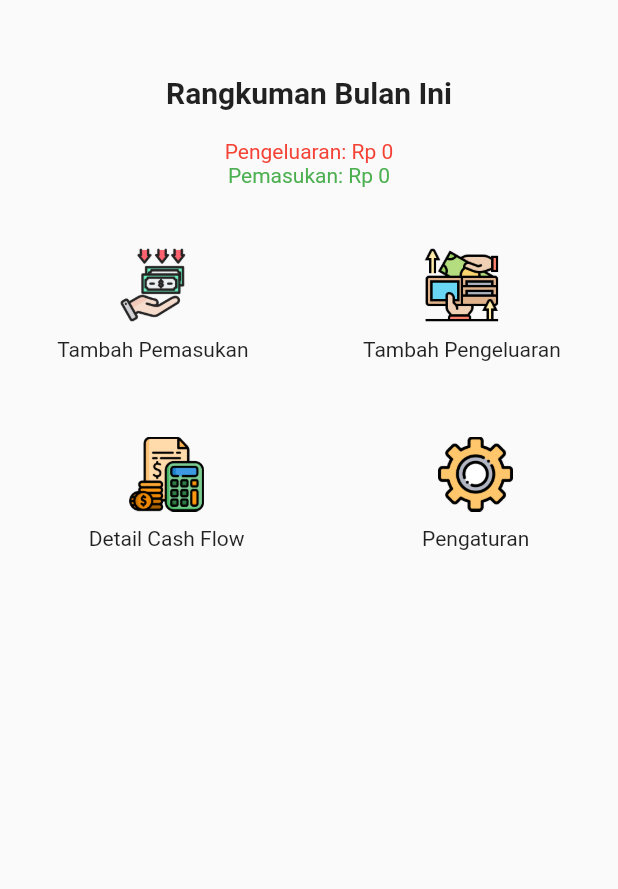
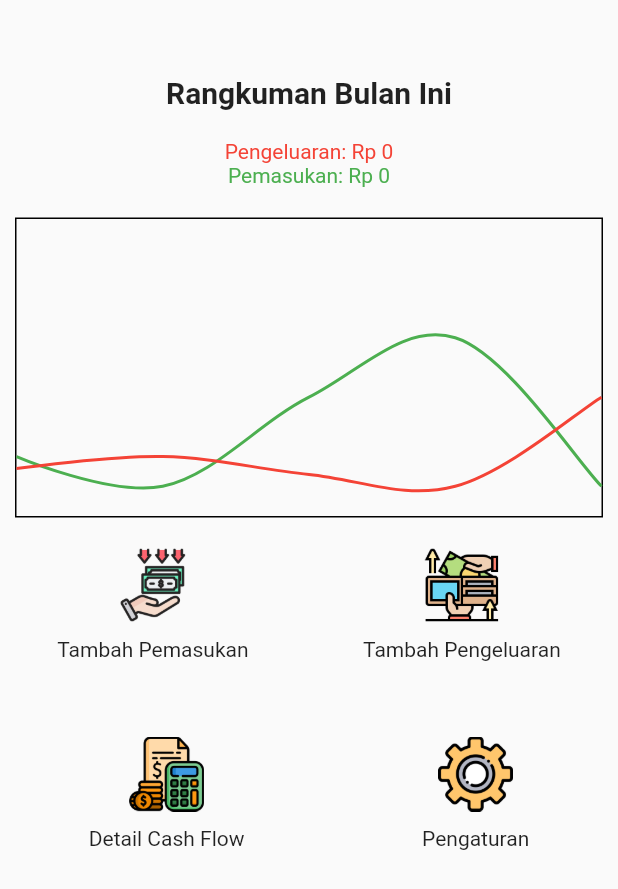
Before and after one commit to VindiSovia/kas_bkn, a Flutter app: the HomePage screen opened by its route, on a phone screen of 412 x 824 dp. Shown: the top 889 px of the screen. Run offline on Flutter 3.47's test engine with Material 2 defaults, Android fonts, the light colour scheme and no system bars; drawn by our look-alikes of fl_chart; our stand-ins replace drift, sqflite; accounts and stored records are empty.

Commit message:
Pembenaran halaman Beranda

```diff
--- a/lib/pages/Beranda.dart
+++ b/lib/pages/Beranda.dart
@@ -66,40 +66,49 @@ class _HomePageState extends State<HomePage> {
             SizedBox(
               height: 20,
             ),
-            // Container(
-            //   margin: EdgeInsets.only(left: 10, right: 10),
-            //   width: MediaQuery.of(context).size.width,
-            //   height: 200,
-            //   child: LineChart(LineChartData(
-            //       gridData: FlGridData(show: false),
-            //       titlesData: FlTitlesData(show: false),
-            //       borderData: FlBorderData(
-            //           show: true,
-            //           border: Border.all(color: Colors.black, width: 1)),
-            //       minX: 0,
-            //       maxX: 7,
-            //       minY: 0,
-            //       maxY: 1000,
-            //       lineBarsData: [
-            //         LineChartBarData(
-            //           // spots: [
-            //           //   FlSpot(0, 200),
-            //           //   FlSpot(1, 150),
-            //           //   FlSpot(2, 450),
-            //           //   FlSpot(3, 300),
-            //           //   FlSpot(4, 600),
-            //           //   FlSpot(5, 500),
-            //           //   FlSpot(6, 800),
-            //           //   FlSpot(7, 1000),
-            //           // ],
-
-            //           isCurved: true,
-            //           color: Colors.green,
-            //           dotData: FlDotData(show: false),
-            //           belowBarData: BarAreaData(show: false),
-            //         )
-            //       ])),
-            // ),
+            Container(
+              margin: EdgeInsets.only(left: 10, right: 10),
+              width: MediaQuery.of(context).size.width,
+              height: 200,
+              child: LineChart(LineChartData(
+                  gridData: FlGridData(show: false),
+                  titlesData: FlTitlesData(show: false),
+                  borderData: FlBorderData(
+                      show: true,
+                      border: Border.all(color: Colors.black, width: 1)),
+                  minX: 0,
+                  maxX: 4,
+                  minY: 0,
+                  maxY: 500,
+                  lineBarsData: [
+                    LineChartBarData(
+                      spots: [
+                        FlSpot(0, 100),
+                        FlSpot(1, 50),
+                        FlSpot(2, 200),
+                        FlSpot(3, 300),
+                        FlSpot(4, 50),
+                      ],
+                      isCurved: true,
+                      color: Colors.green,
+                      dotData: FlDotData(show: false),
+                      belowBarData: BarAreaData(show: false),
+                    ),
+                    LineChartBarData(
+                      spots: [
+                        FlSpot(0, 80),
+                        FlSpot(1, 100),
+                        FlSpot(2, 70),
+                        FlSpot(3, 50),
+                        FlSpot(4, 200),
+                      ],
+                      isCurved: true,
+                      color: Colors.red,
+                      dotData: FlDotData(show: false),
+                      belowBarData: BarAreaData(show: false),
+                    )
+                  ])),
+            ),
             SizedBox(
               height: 20,
             ),
```
